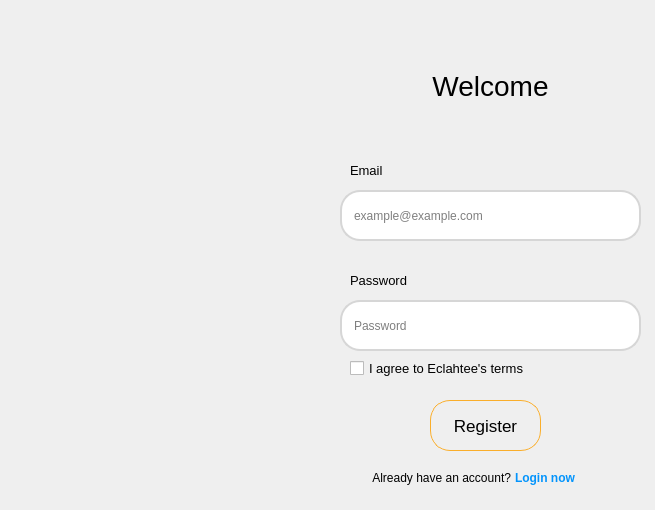
Old version of the form SPCK/Windows/GUI/Register - Copy.ui in the repository MaiNgocChau9/Python-App-A-.
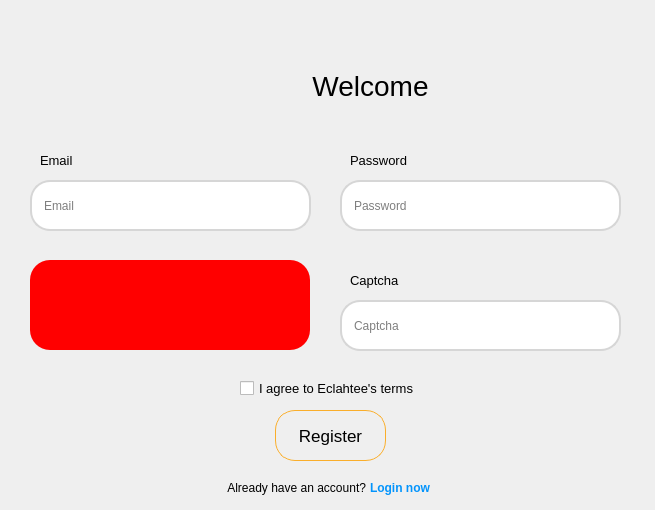
New version of the form. Icons and pictures are not drawn.

What changed in the file:
```diff
--- a/SPCK/Windows/GUI/Register - Copy.ui
+++ b/SPCK/Windows/GUI/Register - Copy.ui
@@ -19,7 +19,7 @@
   <property name="maximumSize">
    <size>
     <width>655</width>
-    <height>510</height>
+    <height>1000</height>
    </size>
   </property>
   <property name="windowTitle">
@@ -29,50 +29,12 @@
    <string notr="true"/>
   </property>
   <widget class="QWidget" name="centralwidget">
-   <widget class="QLineEdit" name="lineEdit">
-    <property name="geometry">
-     <rect>
-      <x>340</x>
-      <y>190</y>
-      <width>301</width>
-      <height>51</height>
-     </rect>
-    </property>
-    <property name="styleSheet">
-     <string notr="true">QLineEdit{
-	padding: 10px;
-	border: 2px solid rgb(214, 214, 214);
-	border-radius: 20px;
-}
-
-QLineEdit:hover{
-	padding: 10px;
-	border: 2px solid gray;
-	border-radius: 20px;
-}
-
-QLineEdit:focus{
-	padding: 10px;
-	border: 2px solid gray;
-	border-radius: 20px;
-}</string>
-    </property>
-    <property name="inputMask">
-     <string/>
-    </property>
-    <property name="text">
-     <string/>
-    </property>
-    <property name="placeholderText">
-     <string>example@example.com</string>
-    </property>
-   </widget>
    <widget class="QLineEdit" name="lineEdit_2">
     <property name="geometry">
      <rect>
       <x>340</x>
-      <y>300</y>
-      <width>301</width>
+      <y>180</y>
+      <width>281</width>
       <height>51</height>
      </rect>
     </property>
@@ -108,31 +70,11 @@
      <string>Password</string>
     </property>
    </widget>
-   <widget class="QLabel" name="label">
-    <property name="geometry">
-     <rect>
-      <x>350</x>
-      <y>160</y>
-      <width>41</width>
-      <height>21</height>
-     </rect>
-    </property>
-    <property name="font">
-     <font>
-      <pointsize>10</pointsize>
-      <bold>false</bold>
-      <kerning>false</kerning>
-     </font>
-    </property>
-    <property name="text">
-     <string>Email</string>
-    </property>
-   </widget>
    <widget class="QLabel" name="label_2">
     <property name="geometry">
      <rect>
       <x>350</x>
-      <y>270</y>
+      <y>150</y>
       <width>61</width>
       <height>21</height>
      </rect>
@@ -140,6 +82,7 @@
     <property name="font">
      <font>
       <pointsize>10</pointsize>
+      <weight>50</weight>
       <bold>false</bold>
       <kerning>false</kerning>
      </font>
@@ -151,9 +94,9 @@
    <widget class="QLabel" name="label_5">
     <property name="geometry">
      <rect>
-      <x>390</x>
+      <x>290</x>
       <y>60</y>
-      <width>201</width>
+      <width>161</width>
       <height>51</height>
      </rect>
     </property>
@@ -172,8 +115,8 @@
    <widget class="QPushButton" name="pushButton">
     <property name="geometry">
      <rect>
-      <x>430</x>
-      <y>400</y>
+      <x>275</x>
+      <y>410</y>
       <width>111</width>
       <height>51</height>
      </rect>
@@ -203,8 +146,8 @@
    <widget class="QLabel" name="label_6">
     <property name="geometry">
      <rect>
-      <x>370</x>
-      <y>470</y>
+      <x>225</x>
+      <y>480</y>
       <width>141</width>
       <height>16</height>
      </rect>
@@ -224,8 +167,8 @@
    <widget class="QLabel" name="label_7">
     <property name="geometry">
      <rect>
-      <x>515</x>
-      <y>470</y>
+      <x>370</x>
+      <y>480</y>
       <width>91</width>
       <height>16</height>
      </rect>
@@ -233,6 +176,7 @@
     <property name="font">
      <font>
       <pointsize>9</pointsize>
+      <weight>75</weight>
       <bold>true</bold>
      </font>
     </property>
@@ -246,10 +190,10 @@
    <widget class="QLabel" name="label_4">
     <property name="geometry">
      <rect>
-      <x>20</x>
-      <y>0</y>
-      <width>271</width>
-      <height>511</height>
+      <x>180</x>
+      <y>10</y>
+      <width>151</width>
+      <height>151</height>
      </rect>
     </property>
     <property name="styleSheet">
@@ -265,9 +209,9 @@
    <widget class="QCheckBox" name="checkBox">
     <property name="geometry">
      <rect>
-      <x>350</x>
-      <y>360</y>
-      <width>191</width>
+      <x>240</x>
+      <y>380</y>
+      <width>201</width>
       <height>17</height>
      </rect>
     </property>
@@ -280,6 +224,145 @@
      <string>I agree to Eclahtee's terms</string>
     </property>
    </widget>
+   <widget class="QLineEdit" name="lineEdit_3">
+    <property name="geometry">
+     <rect>
+      <x>30</x>
+      <y>180</y>
+      <width>281</width>
+      <height>51</height>
+     </rect>
+    </property>
+    <property name="styleSheet">
+     <string notr="true">QLineEdit{
+	padding: 10px;
+	border: 2px solid rgb(214, 214, 214);
+	border-radius: 20px;
+}
+
+QLineEdit:hover{
+	padding: 10px;
+	border: 2px solid gray;
+	border-radius: 20px;
+}
+
+QLineEdit:focus{
+	padding: 10px;
+	border: 2px solid gray;
+	border-radius: 20px;
+}</string>
+    </property>
+    <property name="inputMask">
+     <string/>
+    </property>
+    <property name="text">
+     <string/>
+    </property>
+    <property name="placeholderText">
+     <string>Email</string>
+    </property>
+   </widget>
+   <widget class="QLabel" name="label_8">
+    <property name="geometry">
+     <rect>
+      <x>40</x>
+      <y>150</y>
+      <width>41</width>
+      <height>21</height>
+     </rect>
+    </property>
+    <property name="font">
+     <font>
+      <pointsize>10</pointsize>
+      <weight>50</weight>
+      <bold>false</bold>
+      <kerning>false</kerning>
+     </font>
+    </property>
+    <property name="text">
+     <string>Email</string>
+    </property>
+   </widget>
+   <widget class="QLabel" name="label">
+    <property name="geometry">
+     <rect>
+      <x>30</x>
+      <y>260</y>
+      <width>280</width>
+      <height>90</height>
+     </rect>
+    </property>
+    <property name="styleSheet">
+     <string notr="true">background-color: red;
+padding: 15px;
+border-radius: 20px;</string>
+    </property>
+    <property name="text">
+     <string/>
+    </property>
+   </widget>
+   <widget class="QLabel" name="label_3">
+    <property name="geometry">
+     <rect>
+      <x>350</x>
+      <y>270</y>
+      <width>61</width>
+      <height>21</height>
+     </rect>
+    </property>
+    <property name="font">
+     <font>
+      <pointsize>10</pointsize>
+      <weight>50</weight>
+      <bold>false</bold>
+      <kerning>false</kerning>
+     </font>
+    </property>
+    <property name="text">
+     <string>Captcha</string>
+    </property>
+   </widget>
+   <widget class="QLineEdit" name="lineEdit_4">
+    <property name="geometry">
+     <rect>
+      <x>340</x>
+      <y>300</y>
+      <width>281</width>
+      <height>51</height>
+     </rect>
+    </property>
+    <property name="styleSheet">
+     <string notr="true">QLineEdit{
+	padding: 10px;
+	border: 2px solid rgb(214, 214, 214);
+	border-radius: 20px;
+}
+
+QLineEdit:hover{
+	padding: 10px;
+	border: 2px solid gray;
+	border-radius: 20px;
+}
+
+QLineEdit:focus{
+	padding: 10px;
+	border: 2px solid gray;
+	border-radius: 20px;
+}</string>
+    </property>
+    <property name="inputMask">
+     <string/>
+    </property>
+    <property name="text">
+     <string/>
+    </property>
+    <property name="echoMode">
+     <enum>QLineEdit::Password</enum>
+    </property>
+    <property name="placeholderText">
+     <string>Captcha</string>
+    </property>
+   </widget>
   </widget>
  </widget>
  <resources>
```
Left out of the diff: 3 changed lines with no effect on the pictures.
